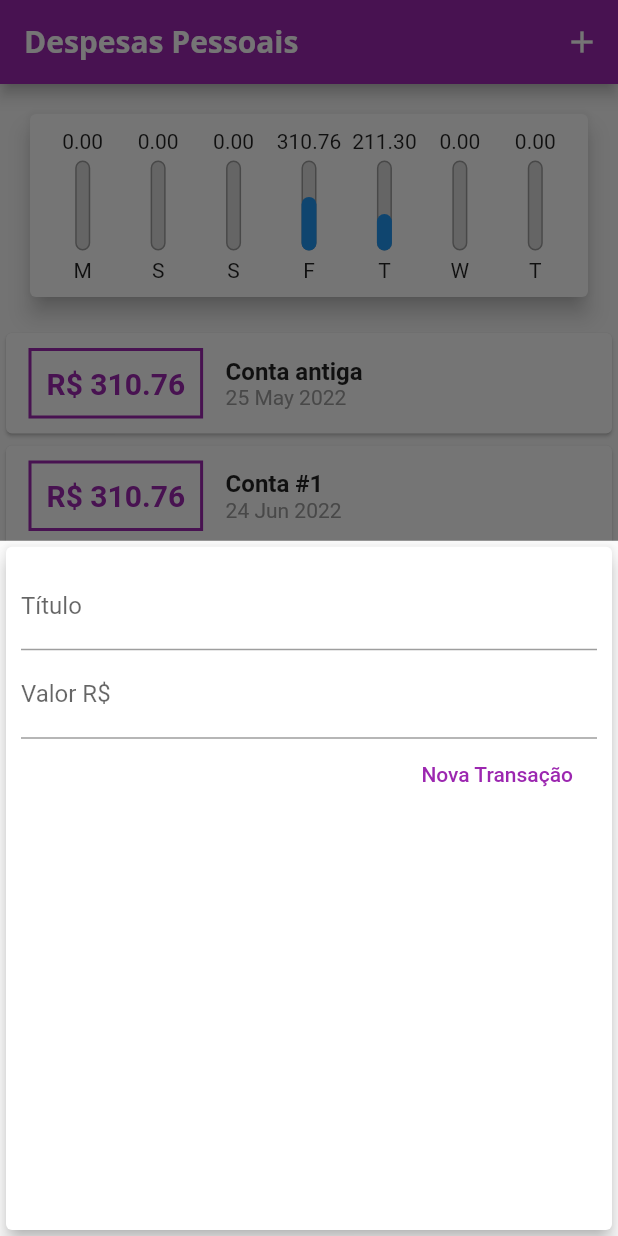
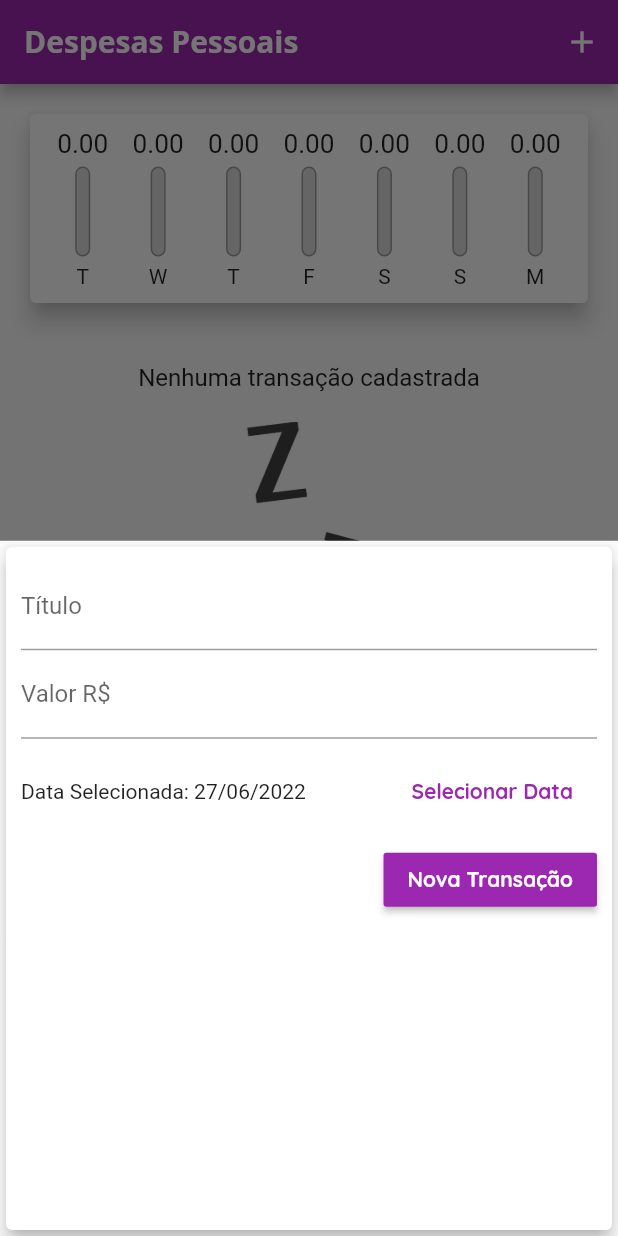
Before and after one commit to LucasOliveiraDaRosa/PersonalExpenses, a Flutter app: the screen it shows after launch, after a tap on the "add" icon, on a phone screen of 412 x 824 dp. Run offline on Flutter 3.47's test engine with Material 2 defaults, Android fonts, the phone set to English and light mode, and no system bars.

Commit message:
feat primeira versão concluída

```diff
--- a/lib/components/chart.dart
+++ b/lib/components/chart.dart
@@ -31,7 +31,7 @@ class Chart extends StatelessWidget {
         'day': DateFormat.E().format(weekDay)[0],
         'value': totalSum,
       };
-    });
+    }).reversed.toList();
   }
 
   double get _weekTotalValue {
@@ -55,7 +55,9 @@ class Chart extends StatelessWidget {
               child: ChartBar(
                 label: tr['day'].toString(),
                 value: double.parse(tr['value'].toString()),
-                percentage: (tr['value'] as double) / _weekTotalValue,
+                percentage: _weekTotalValue == 0
+                    ? 0
+                    : (tr['value'] as double) / _weekTotalValue,
               ),
             );
           }).toList(),
--- a/lib/components/chart_bar.dart
+++ b/lib/components/chart_bar.dart
@@ -15,8 +15,11 @@ class ChartBar extends StatelessWidget {
   Widget build(BuildContext context) {
     return Column(
       children: <Widget>[
-        FittedBox(
-          child: Text('${value.toStringAsFixed(2)}'),
+        Container(
+          height: 20,
+          child: FittedBox(
+            child: Text('${value.toStringAsFixed(2)}'),
+          ),
         ),
         SizedBox(height: 5),
         Container(
@@ -39,7 +42,7 @@ class ChartBar extends StatelessWidget {
                 heightFactor: percentage,
                 child: Container(
                   decoration: BoxDecoration(
-                    color: Theme.of(context).primaryColor,
+                    color: Theme.of(context).colorScheme.primary,
                     borderRadius: BorderRadius.circular(5),
                   ),
                 ),
--- a/lib/components/transaction_form.dart
+++ b/lib/components/transaction_form.dart
@@ -1,9 +1,10 @@
 // ignore_for_file: deprecated_member_use
 
 import 'package:flutter/material.dart';
+import 'package:intl/intl.dart';
 
 class TransactionForm extends StatefulWidget {
-  final void Function(String, double) onSubmit;
+  final void Function(String, double, DateTime) onSubmit;
 
   TransactionForm(this.onSubmit);
 
@@ -12,18 +13,36 @@ class TransactionForm extends StatefulWidget {
 }
 
 class _TransactionFormState extends State<TransactionForm> {
-  final titleController = TextEditingController();
+  final _titleController = TextEditingController();
 
-  final valueController = TextEditingController();
+  final _valueController = TextEditingController();
+
+  DateTime _selectedDate = DateTime.now();
 
   _submitForm() {
-    final title = titleController.text;
-    final value = double.tryParse(valueController.text) ?? 0.0;
+    final title = _titleController.text;
+    final value = double.tryParse(_valueController.text) ?? 0.0;
 
-    if (title.isEmpty || value <= 0) {
+    if (title.isEmpty || value <= 0 || _selectedDate == null) {
       return;
     }
-    widget.onSubmit(title, value);
+    widget.onSubmit(title, value, _selectedDate);
+  }
+
+  _showDatePicker() {
+    showDatePicker(
+            context: context,
+            initialDate: DateTime.now(),
+            firstDate: DateTime(2019),
+            lastDate: DateTime.now())
+        .then((pickedDate) {
+      if (pickedDate == null) {
+        return;
+      }
+      setState(() {
+        _selectedDate = pickedDate;
+      });
+    });
   }
 
   @override
@@ -35,26 +54,54 @@ class _TransactionFormState extends State<TransactionForm> {
         child: Column(
           children: <Widget>[
             TextField(
-              controller: titleController,
+              controller: _titleController,
               onSubmitted: (_) => _submitForm(),
               decoration: InputDecoration(
                 labelText: 'Título',
               ),
             ),
             TextField(
-              controller: valueController,
+              controller: _valueController,
               keyboardType: TextInputType.numberWithOptions(decimal: true),
               onSubmitted: (_) => _submitForm(),
               decoration: InputDecoration(
                 labelText: 'Valor R\$',
               ),
             ),
+            Container(
+              height: 70,
+              child: Row(
+                children: <Widget>[
+                  Expanded(
+                    child: Text(
+                      _selectedDate == null
+                          ? 'Nenhuma data selecionada!'
+                          : 'Data Selecionada: ${DateFormat('dd/MM/y').format(_selectedDate!)}',
+                    ),
+                  ),
+                  FlatButton(
+                    textColor: Colors.purple,
+                    child: Text('Selecionar Data',
+                        style: TextStyle(
+                            fontWeight: FontWeight.bold,
+                            fontFamily: 'Quicksand')),
+                    onPressed: _showDatePicker,
+                  ),
+                ],
+              ),
+            ),
             Row(
               mainAxisAlignment: MainAxisAlignment.end,
               children: [
-                FlatButton(
-                  child: Text('Nova Transação'),
-                  textColor: Colors.purple,
+                RaisedButton(
+                  color: Colors.purple,
+                  child: Text(
+                    'Nova Transação',
+                    style: TextStyle(
+                      fontFamily: 'Quicksand',
+                    ),
+                  ),
+                  textColor: Theme.of(context).textTheme.button?.color,
                   onPressed: _submitForm,
                 ),
               ],
--- a/lib/components/transaction_list.dart
+++ b/lib/components/transaction_list.dart
@@ -4,13 +4,14 @@ import '../models/transaction.dart';
 
 class TransactionList extends StatelessWidget {
   final List<Transaction> transactions;
+  final void Function(String) onRemove;
 
-  TransactionList(this.transactions);
+  TransactionList(this.transactions, this.onRemove);
 
   @override
   Widget build(BuildContext context) {
     return Container(
-      height: 300,
+      height: 430,
       child: transactions.isEmpty
           ? Column(
               children: <Widget>[
@@ -34,42 +35,39 @@ class TransactionList extends StatelessWidget {
               itemBuilder: (ctx, index) {
                 final tr = transactions[index];
                 return Card(
-                  child: Row(
-                    children: <Widget>[
-                      Container(
-                        margin:
-                            EdgeInsets.symmetric(horizontal: 15, vertical: 10),
-                        decoration: BoxDecoration(
-                            border: Border.all(
-                          color: Colors.purple,
-                          width: 2,
-                        )),
-                        padding: EdgeInsets.all(10),
-                        child: Text(
-                          'R\$ ${tr.value.toStringAsFixed(2)}',
-                          style: TextStyle(
-                              fontWeight: FontWeight.bold,
-                              fontSize: 20,
-                              color: Colors.purple),
+                  elevation: 5,
+                  margin: EdgeInsets.symmetric(
+                    vertical: 8,
+                    horizontal: 5,
+                  ),
+                  child: ListTile(
+                    leading: CircleAvatar(
+                      backgroundColor: Colors.purple,
+                      radius: 30,
+                      child: Padding(
+                        padding: EdgeInsets.all(5),
+                        child: FittedBox(
+                          child: Text(
+                            'R\$${tr.value}',
+                            style: TextStyle(
+                              color: Colors.white,
+                            ),
+                          ),
                         ),
                       ),
-                      Column(
-                        crossAxisAlignment: CrossAxisAlignment.start,
-                        children: <Widget>[
-                          Text(
-                            tr.title,
-                            style: TextStyle(
-                              fontSize: 16,
-                              fontWeight: FontWeight.bold,
-                            ),
-                          ),
-                          Text(DateFormat('d MMM y').format(tr.date),
-                              style: TextStyle(
-                                color: Colors.grey,
-                              ))
-                        ],
-                      )
-                    ],
+                    ),
+                    title: Text(
+                      tr.title,
+                      style: Theme.of(context).textTheme.headline6,
+                    ),
+                    subtitle: Text(
+                      DateFormat('d MMM y').format(tr.date),
+                    ),
+                    trailing: IconButton(
+                      icon: Icon(Icons.delete),
+                      color: Theme.of(context).errorColor,
+                      onPressed: () => onRemove(tr.id),
+                    ),
                   ),
                 );
               }),
--- a/lib/main.dart
+++ b/lib/main.dart
@@ -1,19 +1,21 @@
+import 'package:expenses/components/transaction_form.dart';
 import 'package:flutter/material.dart';
 import 'dart:math';
-import './components/transaction_form.dart';
-import './components/transaction_list.dart';
+import 'components/transaction_form.dart';
+import 'components/transaction_list.dart';
 import 'components/chart.dart';
 import 'models/transaction.dart';
 
 main() => runApp(ExpensesApp());
 
 class ExpensesApp extends StatelessWidget {
+  ExpensesApp({Key? key}) : super(key: key);
+  final ThemeData tema = ThemeData();
+
   @override
   Widget build(BuildContext context) {
-    final ThemeData tema = ThemeData();
-
     return MaterialApp(
-      home: MyHomePage(),
+      home: const MyHomePage(),
       theme: tema.copyWith(
         colorScheme: tema.colorScheme.copyWith(
           primary: Colors.purple,
@@ -25,6 +27,10 @@ class ExpensesApp extends StatelessWidget {
             fontSize: 18,
             fontWeight: FontWeight.bold,
             color: Colors.black,
+          ),
+          button: TextStyle(
+            color: Colors.white,
+            fontWeight: FontWeight.bold,
           ),
         ),
         appBarTheme: AppBarTheme(
@@ -40,53 +46,41 @@ class ExpensesApp extends StatelessWidget {
 }
 
 class MyHomePage extends StatefulWidget {
+  const MyHomePage({Key? key}) : super(key: key);
+
   @override
-  _MyHomePageState createState() => _MyHomePageState();
+  State<MyHomePage> createState() => _MyHomePageState();
 }
 
 class _MyHomePageState extends State<MyHomePage> {
-  final List<Transaction> _transactions = [
-    Transaction(
-      id: 't0',
-      title: 'Conta antiga',
-      value: 310.76,
-      date: DateTime.now().subtract(Duration(days: 33)),
-    ),
-    Transaction(
-      id: 't1',
-      title: 'Conta #1',
-      value: 310.76,
-      date: DateTime.now().subtract(Duration(days: 3)),
-    ),
-    Transaction(
-      id: 't2',
-      title: 'Conta #2',
-      value: 211.30,
-      date: DateTime.now().subtract(Duration(days: 4)),
-    ),
-  ];
+  final List<Transaction> _transactions = [];
 
   List<Transaction> get _recentTransactions {
     return _transactions.where((tr) {
       return tr.date.isAfter(DateTime.now().subtract(
-        Duration(days: 7),
+        const Duration(days: 7),
       ));
     }).toList();
   }
 
-  _addTransaction(String title, double value) {
+  _addTransaction(String title, double value, DateTime date) {
     final newTransaction = Transaction(
       id: Random().nextDouble().toString(),
       title: title,
       value: value,
-      date: DateTime.now(),
+      date: date,
     );
-
     setState(() {
       _transactions.add(newTransaction);
     });
 
     Navigator.of(context).pop();
+  }
+
+  _removeTransaction(String id) {
+    setState(() {
+      _transactions.removeWhere((tr) => tr.id == id);
+    });
   }
 
   _openTransactionFormModal(BuildContext context) {
@@ -102,10 +96,10 @@ class _MyHomePageState extends State<MyHomePage> {
   Widget build(BuildContext context) {
     return Scaffold(
       appBar: AppBar(
-        title: Text('Despesas Pessoais'),
-        actions: <Widget>[
+        title: const Text('Despesas Pessoais'),
+        actions: [
           IconButton(
-            icon: Icon(Icons.add),
+            icon: const Icon(Icons.add),
             onPressed: () => _openTransactionFormModal(context),
           ),
         ],
@@ -113,14 +107,14 @@ class _MyHomePageState extends State<MyHomePage> {
       body: SingleChildScrollView(
         child: Column(
           crossAxisAlignment: CrossAxisAlignment.stretch,
-          children: <Widget>[
+          children: [
             Chart(_recentTransactions),
-            TransactionList(_transactions),
+            TransactionList(_transactions, _removeTransaction),
           ],
         ),
       ),
       floatingActionButton: FloatingActionButton(
-        child: Icon(Icons.add),
+        child: const Icon(Icons.add),
         onPressed: () => _openTransactionFormModal(context),
       ),
       floatingActionButtonLocation: FloatingActionButtonLocation.centerFloat,
```
